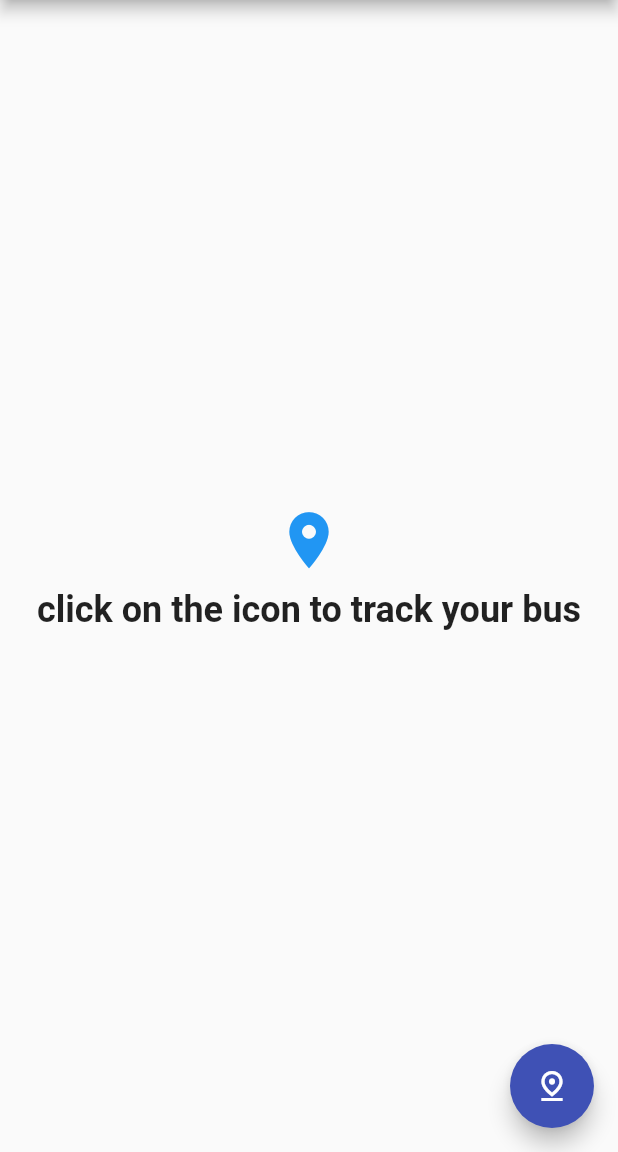
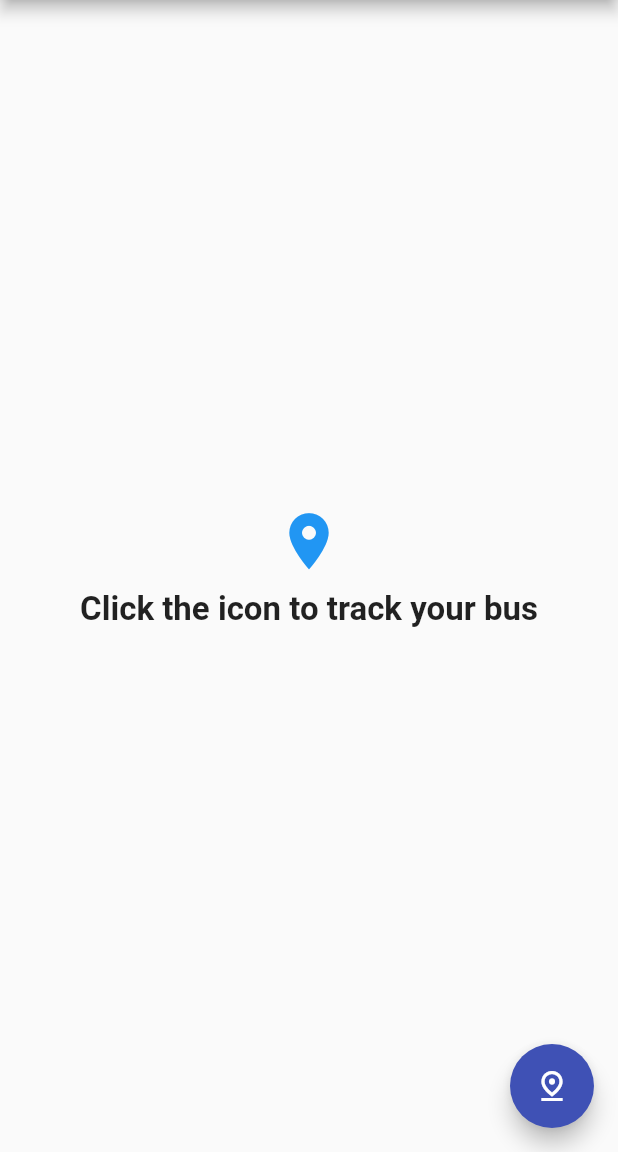
Before and after one commit to amd9301/BusTracking, a Flutter app: the screen it shows after launch, on a phone screen of 412 x 824 dp, the part 84-1236 px from its top. Run offline on Flutter 3.47's test engine with Material 2 defaults, Android fonts, the phone set to English and light mode, and no system bars; our stand-ins replace dio, geolocator, google_maps_flutter.

Commit message:
Fixed Bugs

```diff
--- a/Bustracking-master/lib/main.dart
+++ b/Bustracking-master/lib/main.dart
@@ -40,20 +40,23 @@ class _HomePageState extends State<HomePage> {
         title: Text('Clg bus tracking'),
       ),
       body: Center(
+        child: Padding(
+          padding: EdgeInsets.fromLTRB(20,0, 20, 0),
           child: Column(
             mainAxisAlignment: MainAxisAlignment.center,
             children: <Widget>[
               Icon(Icons.location_on,size:45.0,color:Colors.blue,),
               SizedBox(height:10.0),
               Text(
-                'click on the icon to track your bus',
-                style: TextStyle(fontSize:24,
+                  'Click the icon to track your bus',
+                  style: TextStyle(fontSize:22,
                       fontWeight: FontWeight.bold
                   )
               ),
               SizedBox(height:10.0),
 
             ],
+          ),
         ),
       ),
       floatingActionButton: FloatingActionButton(
```
Lines whose indentation alone changed are shown as unchanged.
